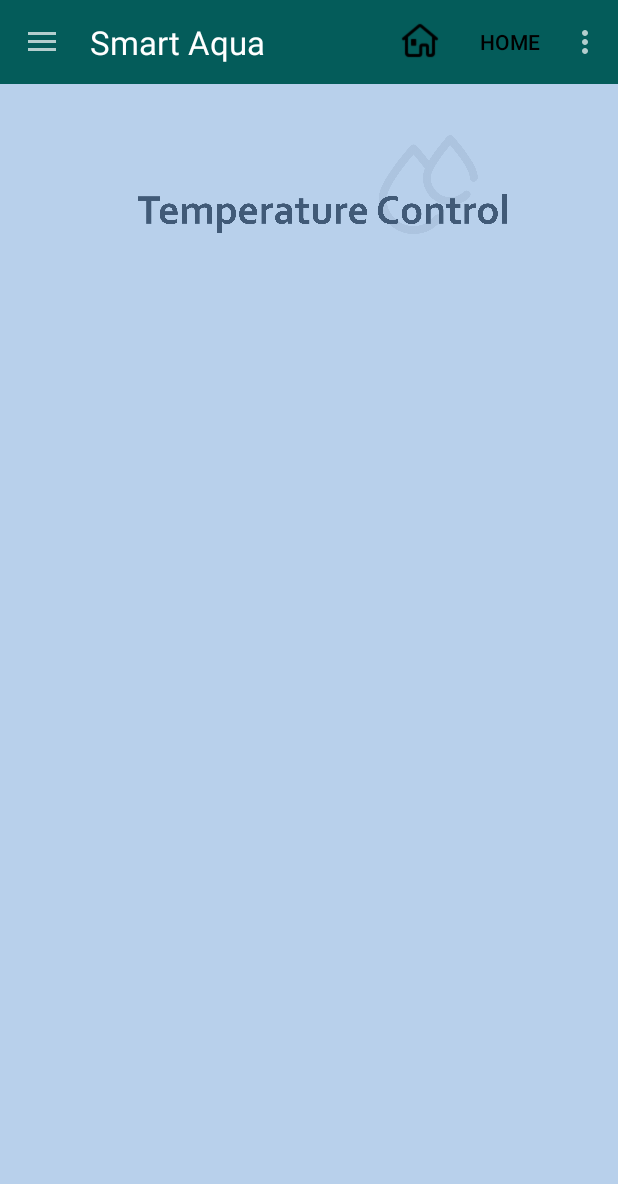
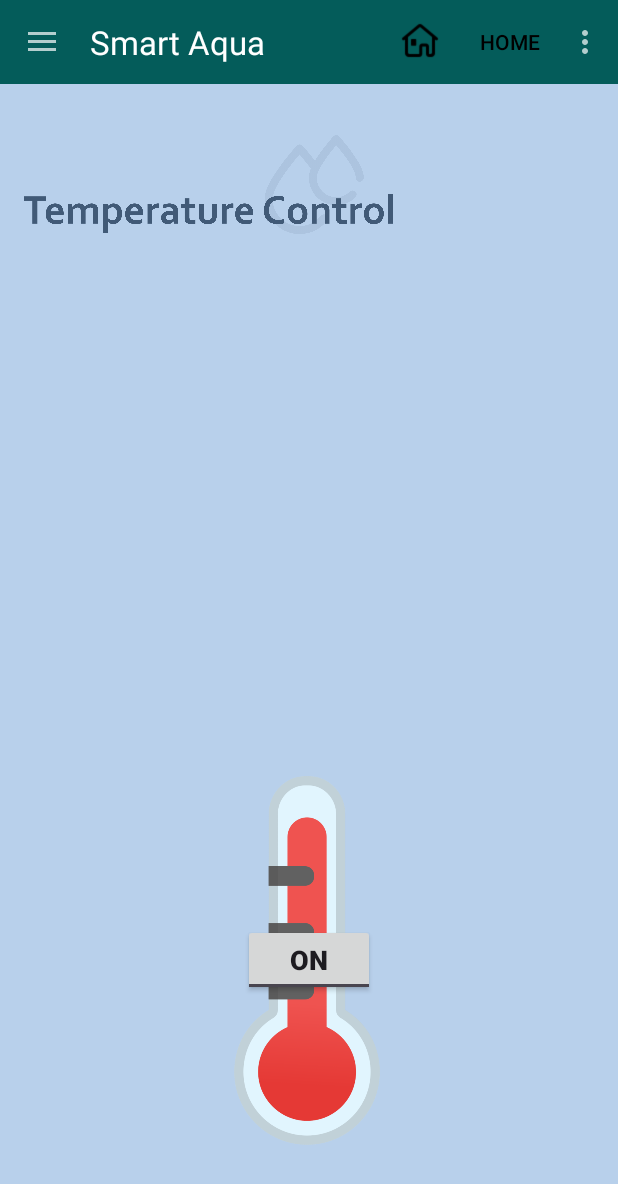
Before and after one commit to ValiQuez/SmartAqua, an Android app: the screen it shows after launch (MainActivity), in the side drawer, after a tap on "Temperature Control", on a phone screen of 412 x 824 dp. Shown: the top 1184 px of the screen. Run offline under Robolectric (Android 15) with nearby library versions, the light colour scheme and no system bars.

Commit message:
Added temperature fragment icon along with toggle button, updated strings

```diff
--- a/SmartAqua/src/main/res/layout/fragment_smart_aqua_quality.xml
+++ b/SmartAqua/src/main/res/layout/fragment_smart_aqua_quality.xml
@@ -26,7 +26,7 @@
         android:layout_height="200dp"
         android:layout_gravity="center"
         android:layout_marginTop="200dp"
-        android:src="@drawable/water_quality_picture"/>
+        android:src="@drawable/water_quality_picture" />
 
     <Button
         android:id="@+id/SmartAquaWQButton"
--- a/SmartAqua/src/main/res/layout/fragment_smart_aqua_temperature.xml
+++ b/SmartAqua/src/main/res/layout/fragment_smart_aqua_temperature.xml
@@ -7,6 +7,7 @@
      Nicholas Dibiase - N01367109           -->
 
 <FrameLayout xmlns:android="http://schemas.android.com/apk/res/android"
+    xmlns:app="http://schemas.android.com/apk/res-auto"
     xmlns:tools="http://schemas.android.com/tools"
     android:layout_width="match_parent"
     android:layout_height="match_parent"
@@ -18,11 +19,35 @@
         android:layout_width="260dp"
         android:layout_height="134dp"
         android:layout_marginStart="10dp"
-        android:layout_gravity="top|center_horizontal"
         android:src="@drawable/temperature_control_title" />
+
+    <ToggleButton
+        android:id="@+id/SmartAquaTempToggleButton"
+        android:layout_width="wrap_content"
+        android:layout_height="wrap_content"
+        android:layout_gravity="center"
+        android:layout_marginTop="200dp"
+        android:checked="false"
+        android:padding="10dp"
+        android:textSize="18sp"
+        android:textStyle="bold"
+        android:textOff="@string/tempToggleON"
+        android:textOn="@string/tempToggleOFF"
+        app:showText="true" />
 
     <TextView
         android:layout_width="match_parent"
         android:layout_height="match_parent" />
 
+    <ImageView
+        android:id="@+id/SmartAquaTempIcon"
+        android:layout_width="270dp"
+        android:layout_height="261dp"
+        android:layout_gravity="center"
+        android:layout_marginTop="200dp"
+        android:layout_centerInParent="true"
+        android:src="@drawable/temperature_stat_icon" />
+
+
+
 </FrameLayout>
--- a/SmartAqua/src/main/res/values/strings.xml
+++ b/SmartAqua/src/main/res/values/strings.xml
@@ -50,6 +50,10 @@
     <string name="explanation">PPM is used to measure the cleanliness of the water system</string>
     <string name="start_button">Start</string>
 
+    <!-- TEMPERATURE SCREEN STRINGS -->
+    <string name="tempToggleON">ON</string>
+    <string name="tempToggleOFF">OFF</string>
+
     <!-- SWITCH SCREEN STRINGS  -->
     <string name="switchName">Air Pump</string>
     <string name="switchName2">Bubble Bath</string>
```
Also changed, not shown: SmartAqua/src/main/res/drawable/temperature_stat_icon.png (added), 1 other file.
